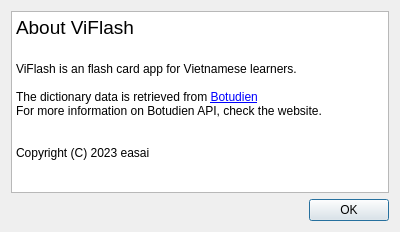
The window that aboutdialog.ui (easai/ViFlash) describes before a commit, drawn with Qt 5.
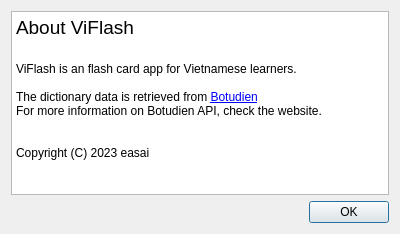
The same window after the commit.

Commit message: Replace edit->browser.

The edit to the form file:
```diff
--- a/aboutdialog.ui
+++ b/aboutdialog.ui
@@ -7,7 +7,7 @@
     <x>0</x>
     <y>0</y>
     <width>400</width>
-    <height>232</height>
+    <height>234</height>
    </rect>
   </property>
   <property name="windowTitle">
@@ -15,7 +15,7 @@
   </property>
   <layout class="QVBoxLayout" name="verticalLayout">
    <item>
-    <widget class="QTextEdit" name="textEdit">
+    <widget class="QTextBrowser" name="textBrowser">
      <property name="html">
       <string>&lt;!DOCTYPE HTML PUBLIC &quot;-//W3C//DTD HTML 4.0//EN&quot; &quot;http://www.w3.org/TR/REC-html40/strict.dtd&quot;&gt;
 &lt;html&gt;&lt;head&gt;&lt;meta name=&quot;qrichtext&quot; content=&quot;1&quot; /&gt;&lt;meta charset=&quot;utf-8&quot; /&gt;&lt;style type=&quot;text/css&quot;&gt;
```
The commit also changes 1 other file.
